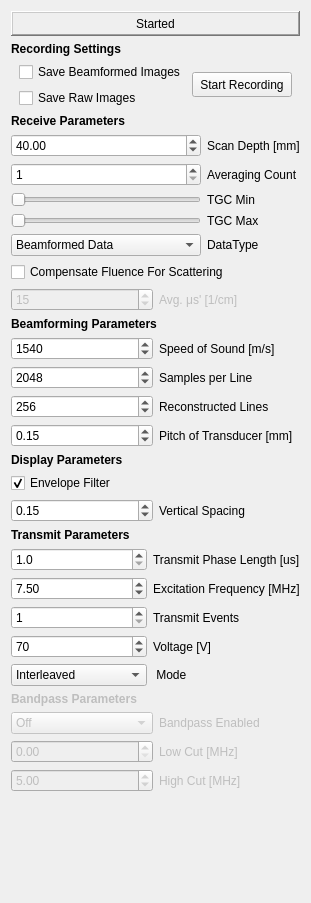
This is Modules/USUI/Qmitk/QmitkUSControlsCustomDiPhASDeviceWidget.ui in MITK/MITK as Qt 5 draws it before an edit. The edited form follows.
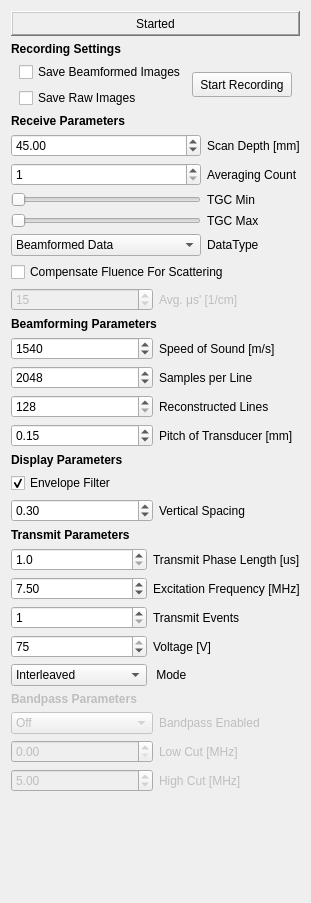
This is the edited form.

Commit message:
new default values for qpat purposes
- Thomas

What changed in the file:
```diff
--- a/Modules/USUI/Qmitk/QmitkUSControlsCustomDiPhASDeviceWidget.ui
+++ b/Modules/USUI/Qmitk/QmitkUSControlsCustomDiPhASDeviceWidget.ui
@@ -206,11 +206,14 @@
      </item>
      <item row="0" column="0">
       <widget class="QDoubleSpinBox" name="ScanDepth">
+       <property name="minimum">
+        <double>2.000000000000000</double>
+       </property>
        <property name="maximum">
         <double>1000.000000000000000</double>
        </property>
        <property name="value">
-        <double>40.000000000000000</double>
+        <double>45.000000000000000</double>
        </property>
       </widget>
      </item>
@@ -331,7 +334,7 @@
         <number>128</number>
        </property>
        <property name="value">
-        <number>256</number>
+        <number>128</number>
        </property>
       </widget>
      </item>
@@ -401,14 +404,17 @@
       <layout class="QHBoxLayout" name="VerticalSpacingSubGroup">
        <item>
         <widget class="QDoubleSpinBox" name="VerticalSpacing">
+         <property name="minimum">
+          <double>0.010000000000000</double>
+         </property>
          <property name="maximum">
-          <double>1.000000000000000</double>
+          <double>1.200000000000000</double>
          </property>
          <property name="singleStep">
           <double>0.050000000000000</double>
          </property>
          <property name="value">
-          <double>0.150000000000000</double>
+          <double>0.300000000000000</double>
          </property>
         </widget>
        </item>
@@ -530,7 +536,7 @@
         <number>75</number>
        </property>
        <property name="value">
-        <number>70</number>
+        <number>75</number>
        </property>
       </widget>
      </item>
```
